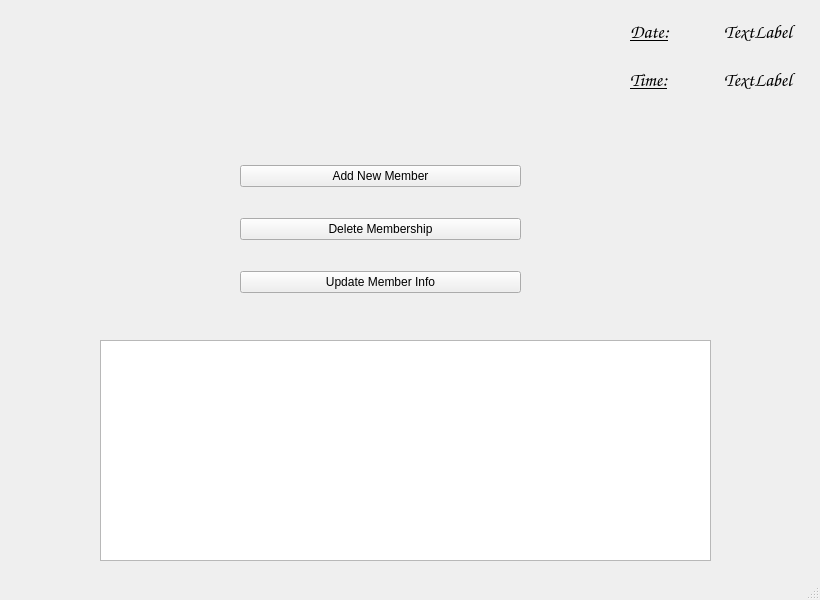
The window that mainwindow.ui (hakut/SCMS) describes before a commit, drawn with Qt 5.
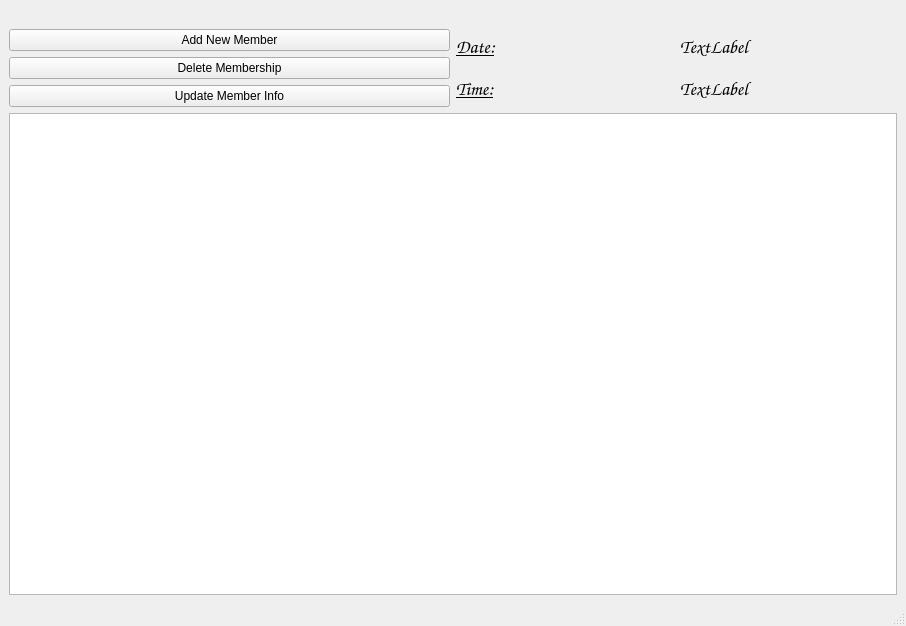
The same window after the commit.

Commit message: grid is done

The edit to the form file:
```diff
--- a/mainwindow.ui
+++ b/mainwindow.ui
@@ -6,36 +6,16 @@
    <rect>
     <x>0</x>
     <y>0</y>
-    <width>820</width>
-    <height>600</height>
+    <width>906</width>
+    <height>626</height>
    </rect>
   </property>
   <property name="windowTitle">
    <string>Sports Club Management System</string>
   </property>
   <widget class="QWidget" name="centralwidget">
-   <widget class="QLabel" name="label_image">
-    <property name="geometry">
-     <rect>
-      <x>120</x>
-      <y>10</y>
-      <width>511</width>
-      <height>121</height>
-     </rect>
-    </property>
-    <property name="text">
-     <string/>
-    </property>
-   </widget>
-   <widget class="QWidget" name="verticalLayoutWidget">
-    <property name="geometry">
-     <rect>
-      <x>240</x>
-      <y>140</y>
-      <width>281</width>
-      <height>181</height>
-     </rect>
-    </property>
+   <layout class="QGridLayout" name="gridLayout_3">
+    <item row="2" column="0">
     <layout class="QVBoxLayout" name="verticalLayout">
      <item>
       <widget class="QPushButton" name="newMember">
@@ -59,16 +39,8 @@
       </widget>
      </item>
     </layout>
-   </widget>
-   <widget class="QWidget" name="gridLayoutWidget_2">
-    <property name="geometry">
-     <rect>
-      <x>630</x>
-      <y>10</y>
-      <width>181</width>
-      <height>91</height>
-     </rect>
-    </property>
+    </item>
+    <item row="2" column="1">
     <layout class="QGridLayout" name="gridLayout_2">
      <item row="0" column="1">
       <widget class="QLabel" name="label_date">
@@ -130,17 +102,18 @@
       </widget>
      </item>
     </layout>
-   </widget>
-   <widget class="QTableView" name="tableView">
-    <property name="geometry">
-     <rect>
-      <x>100</x>
-      <y>340</y>
-      <width>611</width>
-      <height>221</height>
-     </rect>
-    </property>
-   </widget>
+    </item>
+    <item row="3" column="0" colspan="2">
+     <widget class="QTableView" name="tableView"/>
+    </item>
+    <item row="0" column="0" rowspan="2" colspan="2">
+     <widget class="QLabel" name="label_image">
+      <property name="text">
+       <string/>
+      </property>
+     </widget>
+    </item>
+   </layout>
   </widget>
   <widget class="QMenuBar" name="menubar">
    <property name="geometry">
```
Left out of the diff: 2 changed lines with no effect on the pictures. Lines whose indentation alone changed are shown as unchanged. The commit also changes 3 other files.
